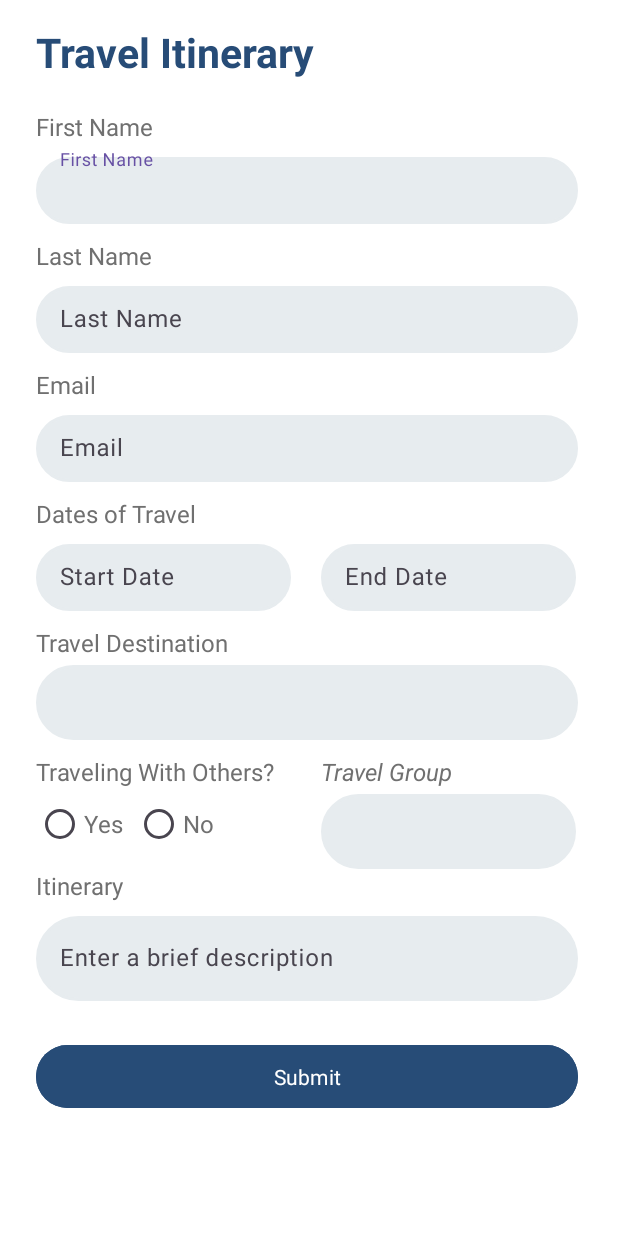
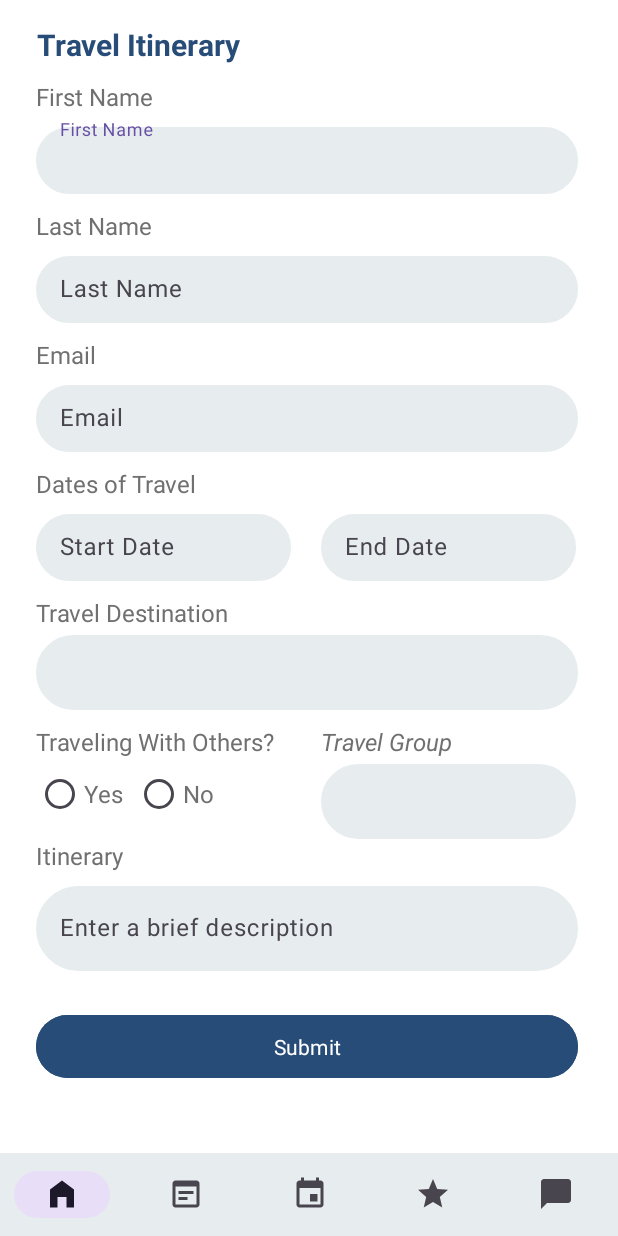
Before and after one commit to Luca-Rausa/SC-Project, an Android app: the layout travel_itinerary.xml on its own in the app's theme, with its tools: preview values and no code run, on a phone screen of 412 x 824 dp. Run offline under Robolectric (Android 15) with nearby library versions, the phone set to English and light mode, and no system bars; Roboto replaces fonts that are not available here.

Commit message:
uis updated

```diff
--- /dev/null
+++ b/app/src/main/res/drawable/baseline_chat_bubble_24.xml
@@ -0,0 +1,5 @@
+<vector xmlns:android="http://schemas.android.com/apk/res/android" android:height="24dp" android:tint="#274C77" android:viewportHeight="24" android:viewportWidth="24" android:width="24dp">
+
+    <path android:fillColor="@android:color/white" android:pathData="M20,2H4c-1.1,0 -2,0.9 -2,2v18l4,-4h14c1.1,0 2,-0.9 2,-2V4c0,-1.1 -0.9,-2 -2,-2z"/>
+
+</vector>
--- /dev/null
+++ b/app/src/main/res/drawable/baseline_event_24.xml
@@ -0,0 +1,5 @@
+<vector xmlns:android="http://schemas.android.com/apk/res/android" android:height="24dp" android:tint="#274C77" android:viewportHeight="24" android:viewportWidth="24" android:width="24dp">
+
+    <path android:fillColor="@android:color/white" android:pathData="M17,12h-5v5h5v-5zM16,1v2L8,3L8,1L6,1v2L5,3c-1.11,0 -1.99,0.9 -1.99,2L3,19c0,1.1 0.89,2 2,2h14c1.1,0 2,-0.9 2,-2L21,5c0,-1.1 -0.9,-2 -2,-2h-1L18,1h-2zM19,19L5,19L5,8h14v11z"/>
+
+</vector>
--- /dev/null
+++ b/app/src/main/res/drawable/baseline_forms_24.xml
@@ -0,0 +1,7 @@
+<vector xmlns:android="http://schemas.android.com/apk/res/android" android:autoMirrored="true"
+    android:height="24dp" android:tint="#274C77" android:viewportHeight="24"
+    android:viewportWidth="24" android:width="24dp">
+
+    <path android:fillColor="@android:color/white" android:pathData="M19,3H5C3.89,3 3,3.9 3,5v14c0,1.1 0.89,2 2,2h14c1.1,0 2,-0.9 2,-2V5C21,3.9 20.11,3 19,3zM19,19H5V7h14V19zM17,12H7v-2h10V12zM13,16H7v-2h6V16z"/>
+
+</vector>
--- /dev/null
+++ b/app/src/main/res/drawable/baseline_home_24.xml
@@ -0,0 +1,5 @@
+<vector xmlns:android="http://schemas.android.com/apk/res/android" android:height="24dp" android:tint="#707070" android:viewportHeight="24" android:viewportWidth="24" android:width="24dp">
+
+    <path android:fillColor="@android:color/white" android:pathData="M10,20v-6h4v6h5v-8h3L12,3 2,12h3v8z"/>
+
+</vector>
--- /dev/null
+++ b/app/src/main/res/drawable/baseline_home_filled_24.xml
@@ -0,0 +1,7 @@
+<vector xmlns:android="http://schemas.android.com/apk/res/android"
+    android:height="24dp" android:tint="#274C77" android:viewportHeight="24"
+    android:viewportWidth="24" android:width="24dp">
+
+    <path android:fillColor="@android:color/white" android:pathData="M12,3L4,9v12h5v-7h6v7h5V9z"/>
+
+</vector>
--- /dev/null
+++ b/app/src/main/res/drawable/baseline_star_24.xml
@@ -0,0 +1,5 @@
+<vector xmlns:android="http://schemas.android.com/apk/res/android" android:height="24dp" android:tint="#274C77" android:viewportHeight="24" android:viewportWidth="24" android:width="24dp">
+
+    <path android:fillColor="@android:color/white" android:pathData="M12,17.27L18.18,21l-1.64,-7.03L22,9.24l-7.19,-0.61L12,2 9.19,8.63 2,9.24l5.46,4.73L5.82,21z"/>
+
+</vector>
--- a/app/src/main/res/layout/meal_planning.xml
+++ b/app/src/main/res/layout/meal_planning.xml
@@ -3,7 +3,8 @@
     xmlns:app="http://schemas.android.com/apk/res-auto"
     xmlns:tools="http://schemas.android.com/tools"
     android:layout_width="match_parent"
-    android:layout_height="match_parent">
+    android:layout_height="match_parent"
+    android:background="#FFFFFF">
 
     <TextView
         android:id="@+id/mealTitle"
@@ -379,10 +380,10 @@
         <com.google.android.material.textfield.TextInputEditText
             android:layout_width="match_parent"
             android:layout_height="wrap_content"
+            android:background="@drawable/form_box"
             android:backgroundTint="#E7ECEF"
             android:hint="End Date"
-            android:textColor="@color/darker_gray"
-            android:background="@drawable/form_box"/>
+            android:textColor="@color/darker_gray" />
     </com.google.android.material.textfield.TextInputLayout>
 
 </androidx.constraintlayout.widget.ConstraintLayout>
--- a/app/src/main/res/layout/travel_itinerary.xml
+++ b/app/src/main/res/layout/travel_itinerary.xml
@@ -14,8 +14,9 @@
         android:layout_marginTop="16dp"
         android:fontFamily="@font/abeezee"
         android:text="Travel Itinerary"
+        android:textAlignment="center"
         android:textColor="@color/dark_blue"
-        android:textSize="27sp"
+        android:textSize="20sp"
         android:textStyle="bold"
         app:layout_constraintStart_toStartOf="parent"
         app:layout_constraintTop_toTopOf="parent" />
@@ -25,7 +26,7 @@
         android:layout_width="wrap_content"
         android:layout_height="wrap_content"
         android:layout_marginStart="24dp"
-        android:layout_marginTop="20dp"
+        android:layout_marginTop="10dp"
         android:fontFamily="@font/abeezee"
         android:text="First Name"
         android:textColor="@color/darker_gray"
@@ -212,7 +213,7 @@
         app:layout_constraintTop_toBottomOf="@+id/textInputLayout7" />
 
     <com.google.android.material.textfield.TextInputLayout
-        android:id="@+id/textInputLayout5"
+        android:id="@+id/editTextEmailAddress"
         android:layout_width="361dp"
         android:layout_height="50dp"
         android:layout_marginStart="24dp"
@@ -221,7 +222,7 @@
         app:layout_constraintTop_toBottomOf="@+id/email">
 
         <com.google.android.material.textfield.TextInputEditText
-            android:id="@+id/editTextEmailAddress"
+            android:id="@+id/emailAddress"
             android:layout_width="match_parent"
             android:layout_height="match_parent"
             android:background="@drawable/form_box"
@@ -242,7 +243,7 @@
         android:textColor="@color/darker_gray"
         android:textSize="16sp"
         app:layout_constraintStart_toStartOf="parent"
-        app:layout_constraintTop_toBottomOf="@+id/textInputLayout5" />
+        app:layout_constraintTop_toBottomOf="@+id/editTextEmailAddress" />
 
     <com.google.android.material.textfield.TextInputLayout
         android:id="@+id/textInputLayout6"
@@ -315,8 +316,10 @@
     <ScrollView
         android:layout_width="409dp"
         android:layout_height="14dp"
-        tools:layout_editor_absoluteX="1dp"
-        tools:layout_editor_absoluteY="1dp">
+        app:layout_constraintBottom_toBottomOf="parent"
+        app:layout_constraintEnd_toEndOf="parent"
+        app:layout_constraintStart_toStartOf="parent"
+        app:layout_constraintTop_toTopOf="@+id/bottomNavigationView">
 
         <LinearLayout
             android:layout_width="match_parent"
@@ -324,4 +327,27 @@
             android:orientation="vertical" />
     </ScrollView>
 
+    <com.google.android.material.bottomnavigation.BottomNavigationView
+        android:id="@+id/bottomNavigationView"
+        android:layout_width="match_parent"
+        android:layout_height="55dp"
+        android:background="@color/grey"
+        app:menu="@menu/bottom_navmenu"
+        app:layout_constraintBottom_toBottomOf="parent"
+        app:layout_constraintEnd_toEndOf="parent"
+        app:layout_constraintStart_toStartOf="parent"
+         />
+
+    <FrameLayout
+        android:id="@+id/frameLayout"
+        android:layout_width="0dp"
+        android:layout_height="0dp"
+        app:layout_constraintBottom_toTopOf="@+id/bottomNavigationView"
+        app:layout_constraintEnd_toEndOf="parent"
+        app:layout_constraintStart_toStartOf="parent"
+        app:layout_constraintTop_toTopOf="parent">
+
+
+    </FrameLayout>
+
 </androidx.constraintlayout.widget.ConstraintLayout>
--- /dev/null
+++ b/app/src/main/res/menu/bottom_navmenu.xml
@@ -0,0 +1,19 @@
+<?xml version="1.0" encoding="utf-8"?>
+<menu xmlns:android="http://schemas.android.com/apk/res/android">
+
+    <item android:title=""
+        android:icon="@drawable/baseline_home_filled_24"
+        android:id="@+id/home"/>
+    <item android:title=""
+        android:icon="@drawable/baseline_forms_24"
+        android:id="@+id/forms"/>
+    <item android:title=""
+        android:icon="@drawable/baseline_event_24"
+        android:id="@+id/events"/>
+    <item android:title=""
+        android:icon="@drawable/baseline_star_24"
+        android:id="@+id/feedback"/>
+    <item android:title=""
+        android:icon="@drawable/baseline_chat_bubble_24"
+        android:id="@+id/chatbot"/>
+</menu>
```
